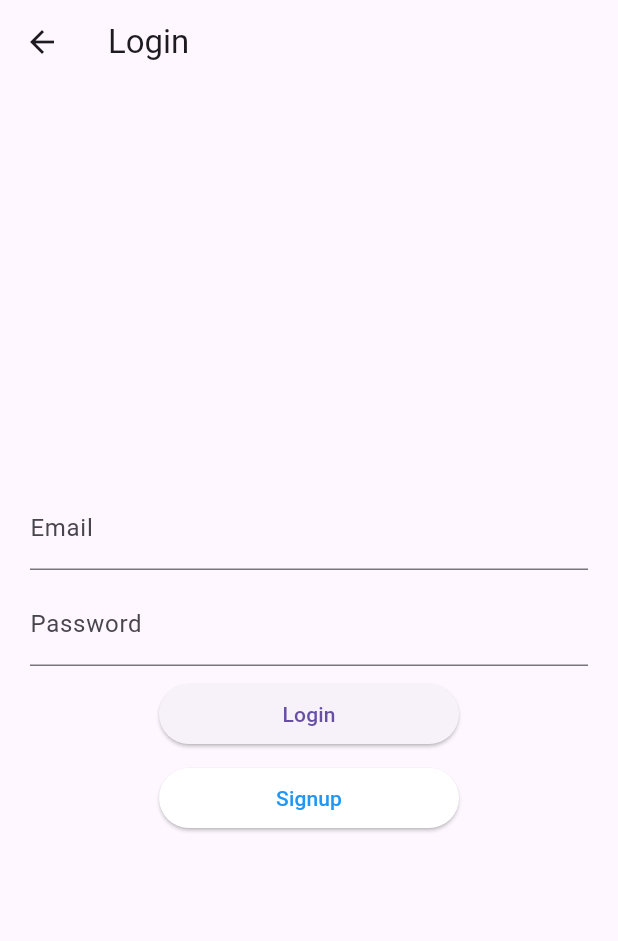
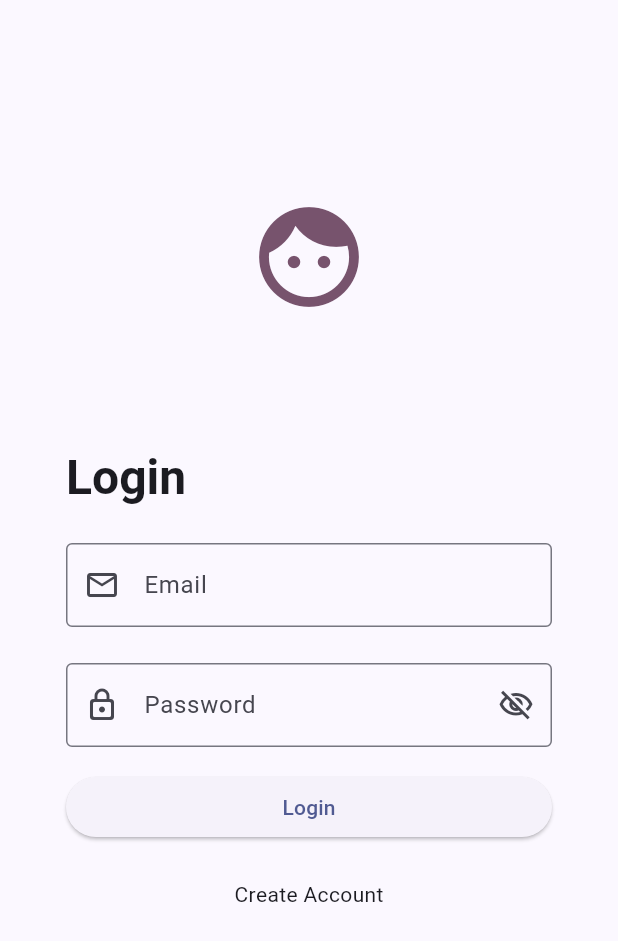
Before and after one commit to manuelduarte077/flutter_auth_flow_builder_bloc, a Flutter app: the LoginScreen screen opened directly, on a phone screen of 412 x 824 dp. Shown: the top 941 px of the screen. Run offline on Flutter 3.47's test engine with Material 2 defaults, Android fonts, the phone set to English and light mode, and no system bars; our stand-ins replace bloc, equatable, firebase_auth, firebase_core, flutter_bloc; missing offline and left inert: flow_builder; accounts and stored records are empty.

Commit message:
screens ui (#2)
* enable multidex

* auth ui

```diff
--- a/lib/screens/auth/login_screen.dart
+++ b/lib/screens/auth/login_screen.dart
@@ -12,7 +12,6 @@
   @override
   Widget build(BuildContext context) {
     return Scaffold(
-      appBar: AppBar(title: const Text('Login')),
       body: Padding(
         padding: const EdgeInsets.all(20),
         child: BlocProvider(
@@ -31,23 +30,46 @@
 
   @override
   Widget build(BuildContext context) {
+    final theme = Theme.of(context);
+    final sheme = theme.colorScheme;
+    final styles = theme.textTheme;
+
     return BlocListener<LoginCubit, LoginState>(
       listener: (context, state) {
         if (state.status == LoginStatus.error) {
-          // Error
+          const Center(child: Text('Error'));
         }
       },
+      child: Padding(
+        padding: const EdgeInsets.all(24),
         child: Column(
           mainAxisAlignment: MainAxisAlignment.center,
+          crossAxisAlignment: CrossAxisAlignment.stretch,
           children: [
+            const Spacer(),
+            Icon(
+              Icons.face,
+              size: 80,
+              color: sheme.tertiary,
+            ),
+            const Spacer(),
+            Text(
+              'Login',
+              style: styles.headlineLarge,
+            ),
+            const SizedBox(height: 24),
             _EmailInput(),
-          const SizedBox(height: 8),
+            const SizedBox(height: 24),
             _PasswordInput(),
-          const SizedBox(height: 8),
+            const SizedBox(height: 16),
             _LoginButton(),
-          const SizedBox(height: 8),
+            const SizedBox(height: 24),
             _SignupButton(),
+            const Spacer(
+              flex: 2,
+            )
           ],
+        ),
       ),
     );
   }
@@ -63,7 +85,10 @@
           onChanged: (email) {
             context.read<LoginCubit>().emailChanged(email);
           },
-          decoration: const InputDecoration(labelText: 'Email'),
+          decoration: const InputDecoration(
+            prefixIcon: Icon(Icons.email_outlined),
+            labelText: 'Email',
+          ),
         );
       },
     );
@@ -80,7 +105,14 @@
           onChanged: (password) {
             context.read<LoginCubit>().passwordChanged(password);
           },
-          decoration: const InputDecoration(labelText: 'Password'),
+          decoration: InputDecoration(
+            prefixIcon: const Icon(Icons.lock_outline_rounded),
+            labelText: 'Password',
+            suffixIcon: IconButton(
+              onPressed: () {},
+              icon: const Icon(Icons.visibility_off_outlined),
+            ),
+          ),
         );
       },
     );
@@ -99,9 +131,6 @@
                 onPressed: () {
                   context.read<LoginCubit>().logInWithCredentials();
                 },
-                style: ElevatedButton.styleFrom(
-                  fixedSize: const Size(200, 40),
-                ),
                 child: const Text('Login'),
               );
       },
@@ -112,19 +141,10 @@
 class _SignupButton extends StatelessWidget {
   @override
   Widget build(BuildContext context) {
-    return ElevatedButton(
-      onPressed: () => Navigator.of(context).push<void>(
-        SignupScreen.route(),
-      ),
-      style: ElevatedButton.styleFrom(
-        primary: Colors.white,
-        fixedSize: const Size(200, 40),
-      ),
-      child: const Text(
-        'Signup',
-        style: TextStyle(
-          color: Colors.blue,
-        ),
+    return Center(
+      child: InkWell(
+        onTap: () => Navigator.of(context).push(SignupScreen.route()),
+        child: const Text('Create Account'),
       ),
     );
   }
```
Also changed, not shown: lib/app/app.dart (+15 -0 lines), lib/screens/auth/signup_screen.dart (+37 -13 lines), 1 other file. Lines whose indentation alone changed are shown as unchanged.
